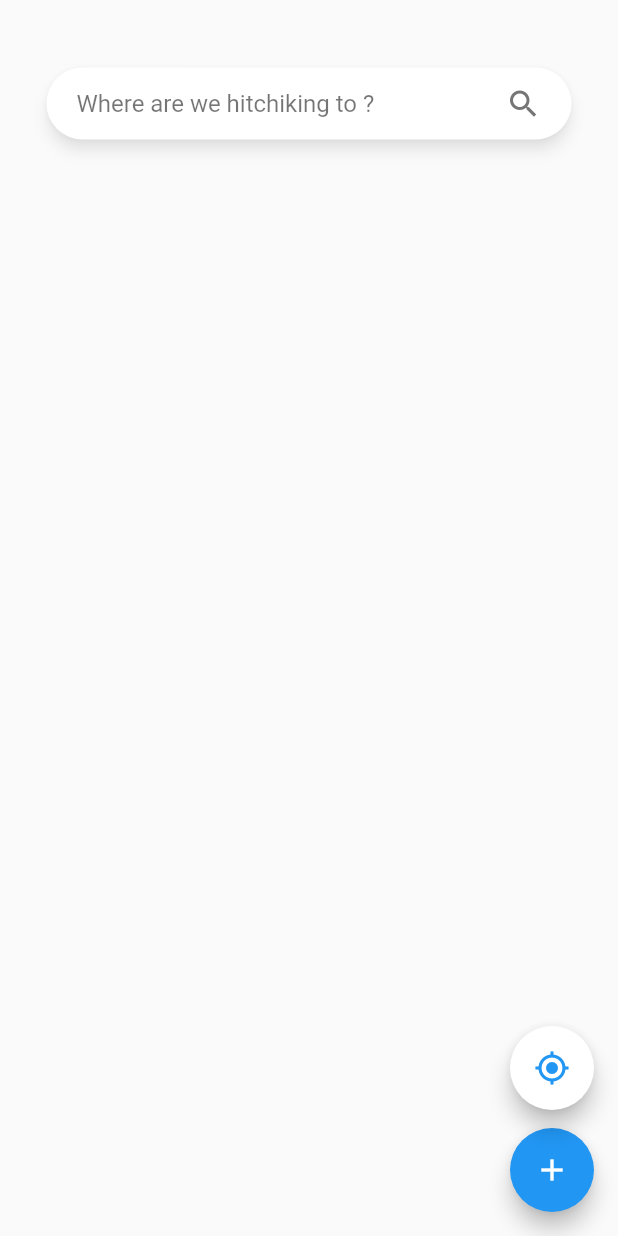
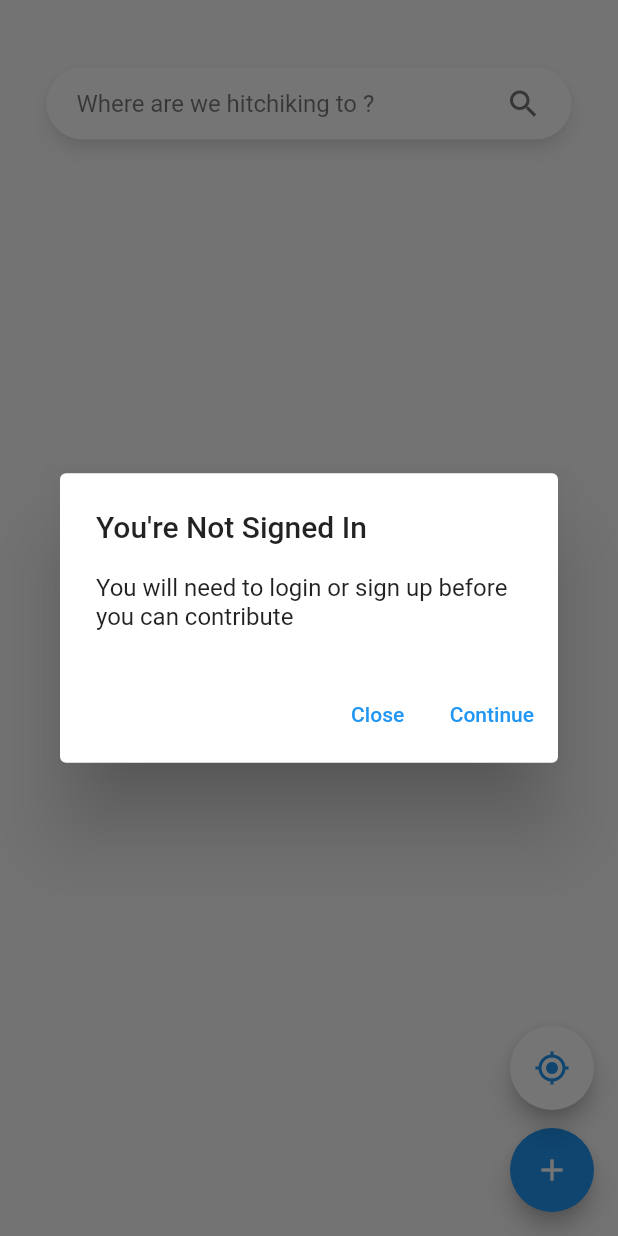
Before and after one commit to dca123/hitchspots, a Flutter app: the screen it shows after launch, after a tap on the "add" icon, on a phone screen of 412 x 824 dp. Run offline on Flutter 3.47's test engine with Material 2 defaults, Android fonts, the light colour scheme and no system bars; drawn by our look-alikes of material_floating_search_bar, sliding_up_panel; our stand-ins replace cloud_firestore, device_preview, dio, firebase_auth, firebase_core, flutter_rating_bar and 7 more; missing offline and left inert: geoflutterfire2, google_maps_cluster_manager; accounts and stored records are empty.

Commit message:
feat(lib/services/authentication): :sparkles: Shows dialog before login flow informing user about loggin in

```diff
--- a/lib/pages/create_location_page.dart
+++ b/lib/pages/create_location_page.dart
@@ -93,7 +93,6 @@ class _CreateLocationPageState extends State<CreateLocationPage> {
       appBar: AppBar(
         backgroundColor: Theme.of(context).canvasColor,
         elevation: 0,
-        // toolbarHeight: 64,
         toolbarHeight: 84,
         leading: IconButton(
           icon: const Icon(Icons.close),
--- a/lib/pages/home_page.dart
+++ b/lib/pages/home_page.dart
@@ -393,7 +393,7 @@ class HomePageState extends State<HomePage> with TickerProviderStateMixin {
                       _clusterManager.updateMap();
                     },
                   )
-                : Center(child: Text("")),
+                : Center(child: Text("Initializing")),
             AddLocationWrapper(
               mapController: _mapController,
               screenCoordinate: screenCoordinate,
--- a/lib/pages/location_picker_page.dart
+++ b/lib/pages/location_picker_page.dart
@@ -34,7 +34,6 @@ class _LocationPickerState extends State<LocationPickerPage> {
         appBar: AppBar(
           backgroundColor: Theme.of(context).canvasColor,
           elevation: 1,
-          // toolbarHeight: 64,
           toolbarHeight: 84,
           leading: IconButton(
             icon: const Icon(Icons.arrow_back),
--- /dev/null
+++ b/lib/utils/show_dialog.dart
@@ -0,0 +1,43 @@
+import 'package:flutter/material.dart';
+
+Future<void> showAlertDialog(
+    {required BuildContext context,
+    required String title,
+    required String body,
+    String? ActionOneTitle,
+    Function? ActionOne,
+    String? ActionTwoTitle,
+    Function? ActionTwo}) {
+  return showDialog(
+    context: context,
+    builder: (BuildContext context) {
+      return Container(
+        child: AlertDialog(
+          title: Text(title),
+          content: Text(body),
+          actions: <Widget>[
+            if (ActionTwoTitle != null)
+              TextButton(
+                child: Text(ActionTwoTitle),
+                onPressed: () {
+                  if (ActionTwo != null) {
+                    ActionTwo();
+                  }
+                  Navigator.of(context).pop();
+                },
+              ),
+            TextButton(
+              child: Text(ActionOneTitle ?? "OK"),
+              onPressed: () {
+                if (ActionOne != null) {
+                  ActionOne();
+                }
+                Navigator.of(context).pop();
+              },
+            ),
+          ],
+        ),
+      );
+    },
+  );
+}
--- a/lib/widgets/fabs/add_location_fab.dart
+++ b/lib/widgets/fabs/add_location_fab.dart
@@ -3,6 +3,7 @@ import 'package:flutter/material.dart';
 import 'package:google_maps_flutter/google_maps_flutter.dart';
 import 'package:hitchspots/pages/create_location_page.dart';
 import 'package:hitchspots/services/authentication.dart';
+import 'package:hitchspots/utils/show_dialog.dart';
 import 'package:provider/provider.dart';
 
 class AddLocationWrapper extends StatefulWidget {
@@ -60,6 +61,17 @@ class _AddLocationWrapperState extends State<AddLocationWrapper> {
               if (Provider.of<AuthenticationState>(context, listen: false)
                       .isAuthenticating ==
                   false) {
+                if (Provider.of<AuthenticationState>(context, listen: false)
+                        .loginState !=
+                    LoginState.loggedIn) {
+                  await showAlertDialog(
+                      context: context,
+                      title: "You're Not Signed In",
+                      body:
+                          "You will need to login or sign up before you can contribute",
+                      ActionOneTitle: "Continue",
+                      ActionTwoTitle: "Close",
+                      ActionOne: () async {
                         middlePoint = await widget.mapController!
                             .getLatLng(widget.screenCoordinate);
                         Provider.of<AuthenticationState>(context, listen: false)
@@ -67,6 +79,10 @@ class _AddLocationWrapperState extends State<AddLocationWrapper> {
                           buildContext: context,
                           postLogin: openContainer,
                         );
+                      });
+                } else {
+                  openContainer();
+                }
               }
             },
           );
--- a/pubspec.yaml
+++ b/pubspec.yaml
@@ -11,7 +11,6 @@ dependencies:
   animations: ^2.0.0
   cloud_firestore: ^2.0.0
   cupertino_icons: ^1.0.2
-  device_preview: ^0.7.3
   dio: ^4.0.0
   firebase_analytics: ^8.1.2
   firebase_auth: ^1.2.0
@@ -35,6 +34,7 @@ dependencies:
   timeago: ^3.0.2
 
 dev_dependencies:
+  device_preview: ^0.7.3
   flutter_driver:
     sdk: flutter
   flutter_test:
```
Also changed, not shown: lib/pages/setup_profile_page.dart (+4 -6 lines), lib/widgets/location_info_card.dart (+23 -8 lines), pubspec.lock. Lines whose indentation alone changed are shown as unchanged.
